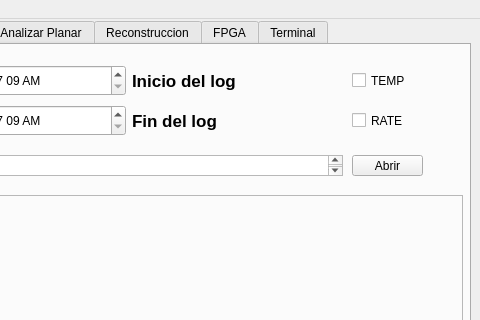
Qt form ui/MainWindow.ui (dpirlo/qt-mca) before a commit; both pictures show x 551 to 1031 and y 0 to 320 of the 1031 by 700 pixel window.
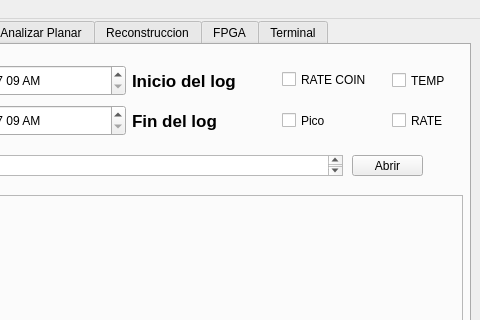
The same form after that commit. Custom widgets are drawn as their Qt base class.

Commit message:
VISUALIZADOR DE LOG MEJORADO
en esta version cambio la forma de visualizar los logs, permito la visualizacion de mas de un grafico en la misma ventana, y se visualiza con cambios de fecha

 FALTA:
-concluir la visualización y hacer alguna adquisicion con los 6 cabezales para medir el rate de coincidencias

What changed in the file:
```diff
--- a/ui/MainWindow.ui
+++ b/ui/MainWindow.ui
@@ -4138,9 +4138,9 @@
      <widget class="QCheckBox" name="checkBox_temp_log">
       <property name="geometry">
        <rect>
-        <x>890</x>
+        <x>930</x>
         <y>20</y>
-        <width>92</width>
+        <width>61</width>
         <height>31</height>
        </rect>
       </property>
@@ -4151,9 +4151,9 @@
      <widget class="QCheckBox" name="checkBox_rate_log">
       <property name="geometry">
        <rect>
-        <x>890</x>
+        <x>930</x>
         <y>60</y>
-        <width>92</width>
+        <width>61</width>
         <height>31</height>
        </rect>
       </property>
@@ -4260,6 +4260,32 @@
        <string>Fin del log</string>
       </property>
      </widget>
+     <widget class="QCheckBox" name="ChechBox_Pico">
+      <property name="geometry">
+       <rect>
+        <x>820</x>
+        <y>60</y>
+        <width>51</width>
+        <height>31</height>
+       </rect>
+      </property>
+      <property name="text">
+       <string>Pico</string>
+      </property>
+     </widget>
+     <widget class="QCheckBox" name="checkBox_Rate_Coin">
+      <property name="geometry">
+       <rect>
+        <x>820</x>
+        <y>19</y>
+        <width>85</width>
+        <height>31</height>
+       </rect>
+      </property>
+      <property name="text">
+       <string>RATE COIN</string>
+      </property>
+     </widget>
     </widget>
     <widget class="QWidget" name="tab_5">
      <attribute name="title">
```
Left out of the diff: 2 changed lines with no effect on the pictures. The commit also changes 2 other files.
